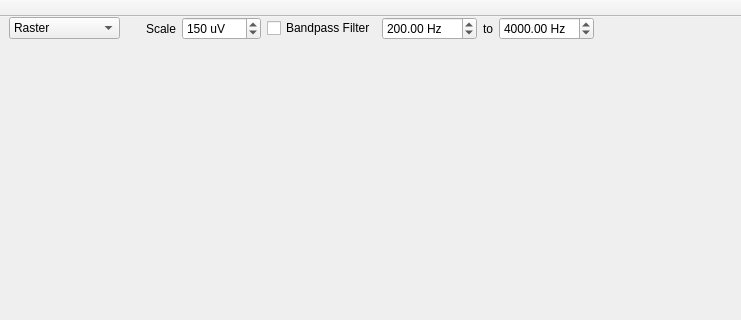
The window that pymea/ui/PyMEAMainWindow.ui (dbridges/mea-tools) describes before a commit, drawn with Qt 5; both pictures show x 0 to 741 and y 0 to 320 of the 1146 by 664 pixel window.
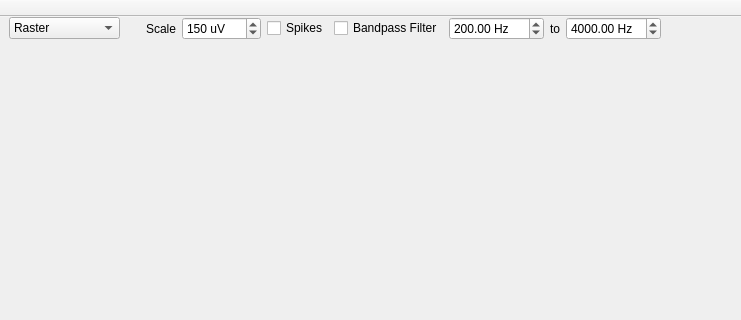
The same window after the commit. The open tabs and pages were chosen to show the change. Custom widgets are drawn as their Qt base class.

Commit message:
Shows square indicators where spikes are.
This needs to be tested on large datasets to see how efficient it is. I
suspect there will be many improvements to make this run faster.

The edit to the form file:
```diff
--- a/pymea/ui/PyMEAMainWindow.ui
+++ b/pymea/ui/PyMEAMainWindow.ui
@@ -216,7 +216,7 @@
           </layout>
          </widget>
          <widget class="QWidget" name="analogPage">
-          <layout class="QHBoxLayout" name="horizontalLayout_7" stretch="0,0,0,0,0,0">
+          <layout class="QHBoxLayout" name="horizontalLayout_7" stretch="0,0,0,0,0,0,0">
            <property name="margin">
             <number>0</number>
            </property>
@@ -255,6 +255,13 @@
              </property>
             </widget>
            </item>
+           <item>
+            <widget class="QCheckBox" name="showSpikesCheckBox">
+             <property name="text">
+              <string>Spikes</string>
+             </property>
+            </widget>
+           </item>
            <item>
             <widget class="QCheckBox" name="filterCheckBox">
              <property name="text">
```
The commit also changes 3 other files.
